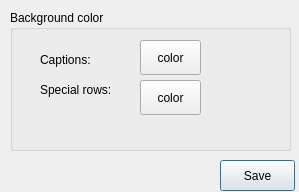
Old version of the form settings.ui in the repository shakeelbabar/REI-Calculator-v1.8.
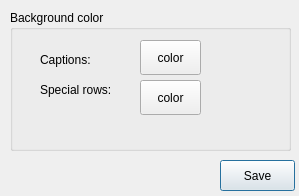
New version of the form.

Diff of the .ui file:
```diff
--- a/settings.ui
+++ b/settings.ui
@@ -10,7 +10,7 @@
     <x>0</x>
     <y>0</y>
     <width>299</width>
-    <height>192</height>
+    <height>196</height>
    </rect>
   </property>
   <property name="windowTitle">
```
